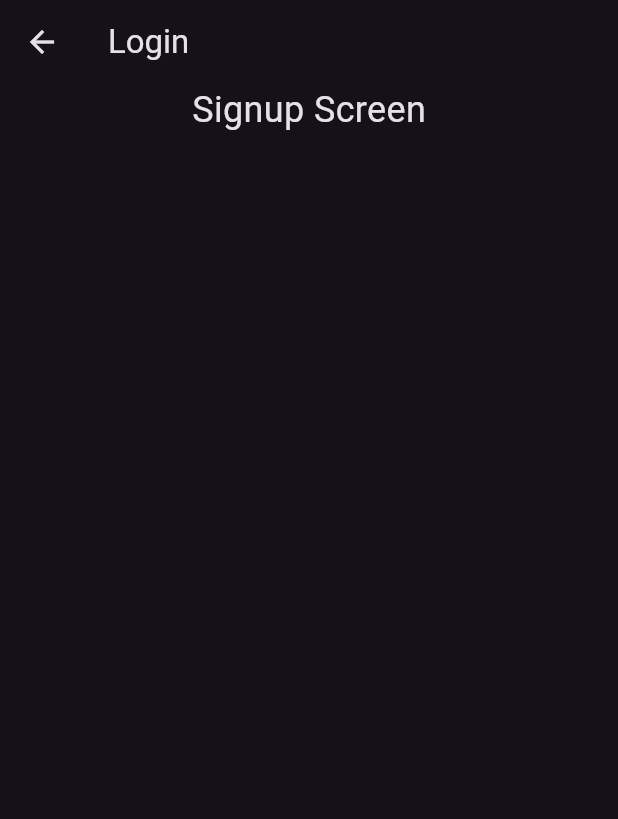
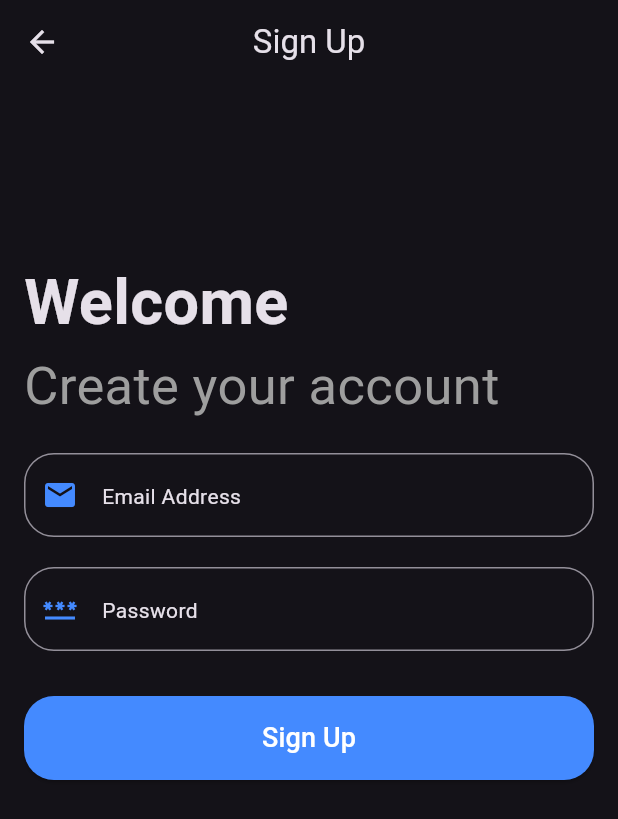
Before and after one commit to Vanaraj10/go-auth-system, a Flutter app: the SignupScreen screen opened directly, on a phone screen of 412 x 824 dp. Shown: the top 819 px of the screen. Run offline on Flutter 3.47's test engine with Material 3 defaults, Android fonts, the light colour scheme and no system bars; our stand-ins replace get_storage; accounts and stored records are empty; network calls fail.

Commit message:
feat: Refactor imports and enhance SignupScreen with signup functionality and UI improvements

```diff
--- a/go_notes_app/lib/create_note_screen.dart
+++ b/go_notes_app/lib/create_note_screen.dart
@@ -1,7 +1,7 @@
 import 'dart:convert';
 
 import 'package:flutter/material.dart';
-import 'package:go_notes_app/login_screen.dart';
+import 'package:go_notes_app/main.dart';
 import 'package:http/http.dart' as http;
 
 class CreateNoteScreen extends StatefulWidget {
--- a/go_notes_app/lib/home_screen.dart
+++ b/go_notes_app/lib/home_screen.dart
@@ -1,7 +1,7 @@
 import 'dart:convert';
 import 'package:flutter/material.dart';
 import 'package:go_notes_app/create_note_screen.dart';
-import 'package:go_notes_app/login_screen.dart';
+import 'package:go_notes_app/main.dart';
 import 'package:http/http.dart' as http;
 
 class HomeScreen extends StatefulWidget {
--- a/go_notes_app/lib/login_screen.dart
+++ b/go_notes_app/lib/login_screen.dart
@@ -1,11 +1,9 @@
 import 'dart:convert';
 
 import 'package:flutter/material.dart';
-import 'package:get_storage/get_storage.dart';
+import 'package:go_notes_app/main.dart';
 import 'home_screen.dart';
 import 'package:http/http.dart' as http;
-
-final storage = GetStorage();
 
 class LoginScreen extends StatefulWidget {
   const LoginScreen({super.key});
@@ -53,7 +51,7 @@ class _LoginScreenState extends State<LoginScreen> {
         );
       } else {
         setState(() {
-          errorMessage = "Invalid email or password.";
+          errorMessage = "Email not verified or invalid credentials.";
         });
       }
     } catch (e) {
--- a/go_notes_app/lib/signup_screen.dart
+++ b/go_notes_app/lib/signup_screen.dart
@@ -1,17 +1,152 @@
+import 'dart:convert';
+
 import 'package:flutter/material.dart';
+import 'package:get_storage/get_storage.dart';
+import 'home_screen.dart';
+import 'package:http/http.dart' as http;
 
-class SignupScreen extends StatelessWidget {
+final storage = GetStorage();
+
+class SignupScreen extends StatefulWidget {
   const SignupScreen({super.key});
+
+  @override
+  State<SignupScreen> createState() => _SignupScreenState();
+}
+
+class _SignupScreenState extends State<SignupScreen> {
+  TextEditingController emailController = TextEditingController();
+  TextEditingController passwordController = TextEditingController();
+
+  Future<void> _signup() async {
+    final email = emailController.text.trim();
+    final password = passwordController.text;
+
+    if (email.isEmpty || password.isEmpty) {
+      setState(() {
+        errorMessage = "Please fill in all fields.";
+      });
+      return;
+    }
+    setState(() {
+      errorMessage = null;
+    });
+
+    final url = Uri.parse(
+      "https://go-auth-system-production.up.railway.app/register",
+    );
+    try {
+      final response = await http.post(
+        url,
+        headers: {"Content-Type": "application/json"},
+        body: jsonEncode({'email': email, 'password': password}),
+      );
+      if (response.statusCode == 200) {
+        await showDialog(
+          context: context,
+          builder: (context) {
+            return AlertDialog.adaptive(
+              title: Text("Email Verification"),
+              content: Text(
+                "A verification email has been sent. Please verify your email",
+              ),
+              actions: [
+                TextButton(
+                  onPressed: () {
+                    Navigator.pushReplacement(
+                      context,
+                      MaterialPageRoute(builder: (context) => HomeScreen()),
+                    );
+                  },
+                  child: Text("OK"),
+                ),
+              ],
+            );
+          },
+        );
+      } else {
+        setState(() {
+          errorMessage = "Failed to sign up. Please try again.";
+        });
+      }
+    } catch (e) {
+      setState(() {
+        errorMessage = "An error occurred: $e";
+      });
+    }
+  }
+
+  String? errorMessage;
 
   @override
   Widget build(BuildContext context) {
     return Scaffold(
-      appBar: AppBar(title: Text("Login"),),
+      appBar: AppBar(centerTitle: true, title: const Text("Sign Up")),
       body: Center(
-        child: Column(
-          children: [
-            Text("Signup Screen", style: TextStyle(fontSize: 24)),
-          ],
+        child: Padding(
+          padding: EdgeInsets.all(16.0),
+          child: Column(
+            crossAxisAlignment: CrossAxisAlignment.start,
+            mainAxisAlignment: MainAxisAlignment.start,
+            children: [
+              SizedBox(height: 100.0),
+              Text(
+                "Welcome",
+                textAlign: TextAlign.left,
+                style: TextStyle(fontSize: 42, fontWeight: FontWeight.bold),
+              ),
+              Text(
+                "Create your account",
+                textAlign: TextAlign.left,
+                style: TextStyle(fontSize: 35, color: Colors.grey),
+              ),
+              SizedBox(height: 20),
+              TextField(
+                controller: emailController,
+                decoration: InputDecoration(
+                  prefixIcon: Icon(Icons.email, color: Colors.blueAccent),
+                  hint: Text("Email Address"),
+                  border: OutlineInputBorder(
+                    borderRadius: BorderRadius.all(Radius.circular(20)),
+                  ),
+                ),
+                keyboardType: TextInputType.emailAddress,
+              ),
+              SizedBox(height: 20),
+              TextField(
+                controller: passwordController,
+                decoration: InputDecoration(
+                  prefixIcon: Icon(Icons.password, color: Colors.blueAccent),
+                  hint: Text("Password"),
+                  border: OutlineInputBorder(
+                    borderRadius: BorderRadius.all(Radius.circular(20)),
+                  ),
+                ),
+                obscureText: true,
+              ),
+              SizedBox(height: 15),
+              if (errorMessage != null)
+                Text(
+                  textAlign: TextAlign.center,
+                  errorMessage!,
+                  style: TextStyle(color: Colors.red, fontSize: 16),
+                ),
+              SizedBox(height: 15),
+              ElevatedButton(
+                style: ElevatedButton.styleFrom(
+                  backgroundColor: Colors.blueAccent,
+                  foregroundColor: Colors.white,
+                  minimumSize: Size(double.infinity, 50),
+                  shape: RoundedRectangleBorder(
+                    borderRadius: BorderRadius.circular(20),
+                  ),
+                  padding: EdgeInsets.symmetric(vertical: 15, horizontal: 30),
+                ),
+                onPressed: _signup,
+                child: Text("Sign Up", style: TextStyle(fontSize: 18)),
+              ),
+            ],
+          ),
         ),
       ),
     );
```
Also changed, not shown: go_notes_app/lib/main.dart (+32 -58 lines).
